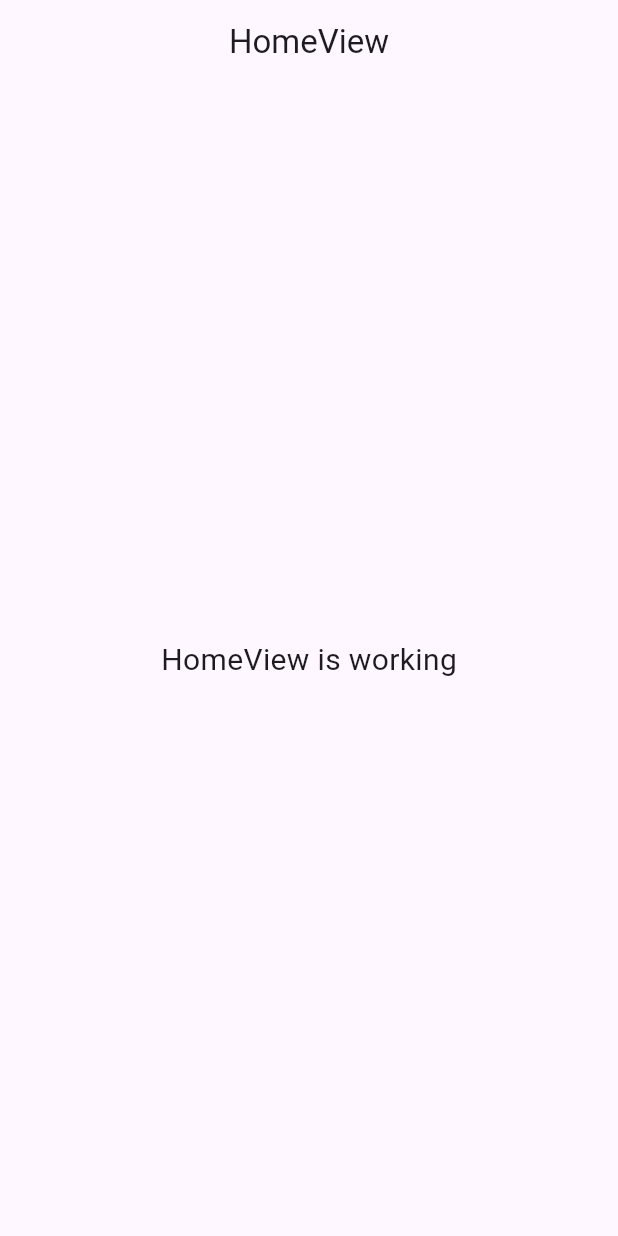
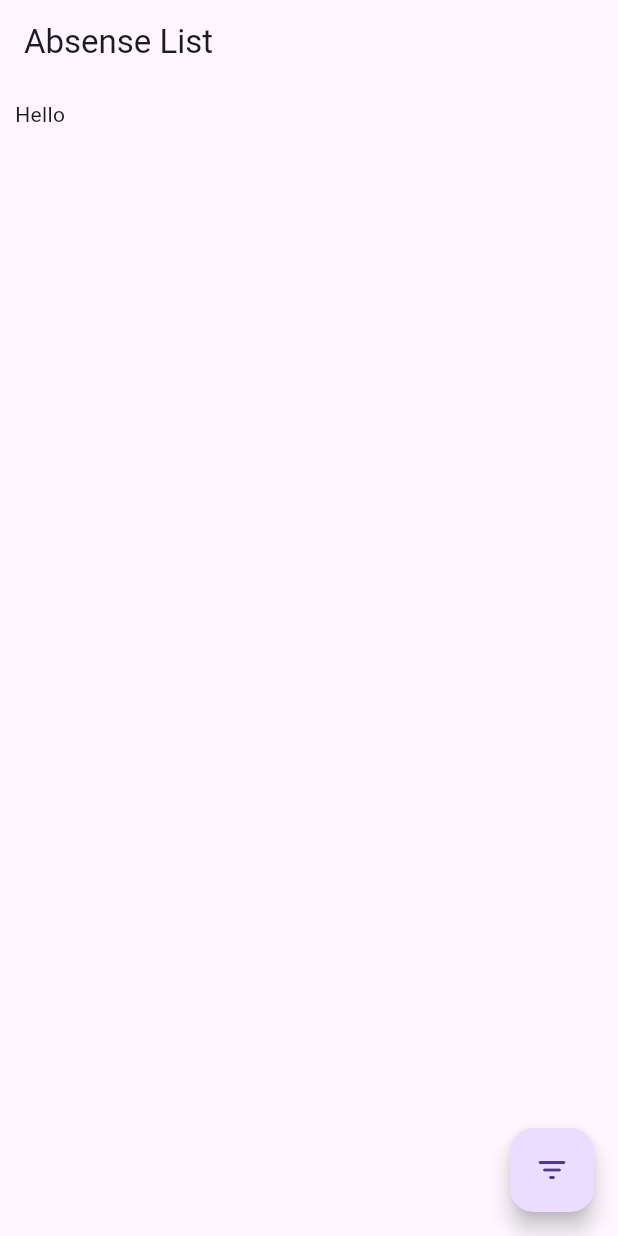
Before and after one commit to imatefx/cm_flutter, a Flutter app: the screen it shows after launch, on a phone screen of 412 x 824 dp. Run offline on Flutter 3.47's test engine with Material 3 defaults, Android fonts, the light colour scheme and no system bars; our stand-ins replace flex_color_scheme, get; missing offline and left inert: flutter_flavor.

Commit message:
added absense manager page, ctrl and routes

```diff
--- a/lib/app.dart
+++ b/lib/app.dart
@@ -21,7 +21,7 @@ class MyApp extends StatelessWidget {
         darkTheme:
             FlexThemeData.dark(scheme: FlexScheme.orangeM3, useMaterial3: true),
         themeMode: ThemeMode.system,
-        home: const HomeView(),
+        // home: const HomeView(),
         initialRoute: AppPages.INITIAL,
         getPages: AppPages.routes,
         debugShowCheckedModeBanner: false,
--- /dev/null
+++ b/lib/app/modules/absense_manager/views/absense_manager_list_pg.dart
@@ -0,0 +1,24 @@
+import 'package:cm_flutter/app/modules/absense_manager/controllers/absense_manager_list_ctrl.dart';
+import 'package:flutter/material.dart';
+import 'package:get/get.dart';
+
+class AbsenseManagerListPage extends StatelessWidget {
+  const AbsenseManagerListPage({Key? key}) : super(key: key);
+  // const AbsenseManagerListPage({super.key});
+  @override
+  Widget build(context) {
+    AbsenseManagerListController absenseManagerListController =
+        Get.put(AbsenseManagerListController());
+    return Scaffold(
+        appBar: AppBar(
+          title: const Text('Absense List'),
+        ),
+        body: Padding(
+          padding: const EdgeInsets.all(10.0),
+          child: Text("Hello"),
+        ),
+        floatingActionButton: FloatingActionButton(
+            onPressed: (){},
+            child: const Icon(Icons.filter_list_rounded)));
+  }
+}
--- a/lib/app/modules/home/views/home_view.dart
+++ b/lib/app/modules/home/views/home_view.dart
@@ -1,3 +1,4 @@
+import 'package:cm_flutter/app/routes/app_pages.dart';
 import 'package:flutter/material.dart';
 
 import 'package:get/get.dart';
@@ -5,7 +6,7 @@ import 'package:get/get.dart';
 import '../controllers/home_controller.dart';
 
 class HomeView extends GetView<HomeController> {
-  const HomeView({Key? key}) : super(key: key);
+  const HomeView({super.key});
   @override
   Widget build(BuildContext context) {
     return Scaffold(
@@ -13,12 +14,21 @@ class HomeView extends GetView<HomeController> {
         title: const Text('HomeView'),
         centerTitle: true,
       ),
-      body: const Center(
-        child: Text(
-          'HomeView is working',
-          style: TextStyle(fontSize: 20),
+      body: Center(
+          child: TextButton(
+        style: TextButton.styleFrom(
+          foregroundColor: Colors.blue,
         ),
-      ),
+        onPressed: () {
+          Get.toNamed(Routes.ABSENSE_MANAGER_LIST);
+        },
+        child: Text('TextButton'),
+      )
+          // Text(
+          //      'HomeView is working',
+          //      style: TextStyle(fontSize: 20),
+          //    ),
+          ),
     );
   }
 }
--- a/lib/app/routes/app_pages.dart
+++ b/lib/app/routes/app_pages.dart
@@ -1,3 +1,4 @@
+import 'package:cm_flutter/app/modules/absense_manager/views/absense_manager_list_pg.dart';
 import 'package:get/get.dart';
 
 import '../modules/home/bindings/home_binding.dart';
@@ -8,7 +9,7 @@ part 'app_routes.dart';
 class AppPages {
   AppPages._();
 
-  static const INITIAL = Routes.HOME;
+  static const INITIAL = Routes.ABSENSE_MANAGER_LIST;
 
   static final routes = [
     GetPage(
@@ -16,5 +17,10 @@ class AppPages {
       page: () => const HomeView(),
       binding: HomeBinding(),
     ),
+    GetPage(
+      name: _Paths.ABSENSE_MANAGER_LIST,
+      page: () => const AbsenseManagerListPage(),
+      // binding: AbsenseManagerListBinding(),
+    ),
   ];
 }
--- a/lib/app/routes/app_routes.dart
+++ b/lib/app/routes/app_routes.dart
@@ -4,9 +4,11 @@ part of 'app_pages.dart';
 abstract class Routes {
   Routes._();
   static const HOME = _Paths.HOME;
+  static const ABSENSE_MANAGER_LIST = _Paths.ABSENSE_MANAGER_LIST;
 }
 
 abstract class _Paths {
   _Paths._();
   static const HOME = '/home';
+  static const ABSENSE_MANAGER_LIST = '/absense_manager/list';
 }
```
Also changed, not shown: lib/app/modules/absense_manager/controllers/absense_manager_list_ctrl.dart (added, +23 -0 lines).
